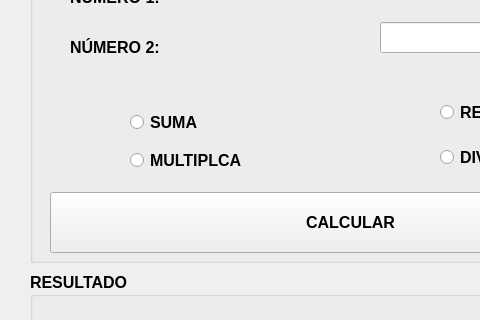
Jouu04/app-forms-componentes, file view/frmcalculadora.ui: the form before one commit; both pictures show x 0 to 480 and y 138 to 458 of the 714 by 600 pixel window.
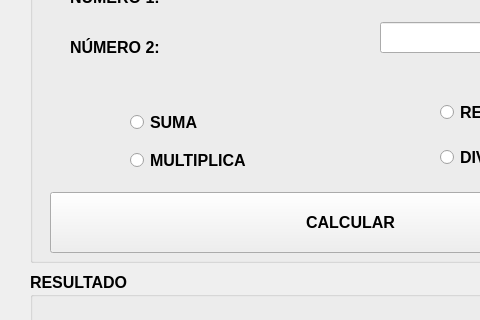
The form after the commit.

Diff of the .ui file:
```diff
--- a/view/frmcalculadora.ui
+++ b/view/frmcalculadora.ui
@@ -14,7 +14,7 @@
    <string>MainWindow</string>
   </property>
   <widget class="QWidget" name="centralwidget">
-   <widget class="QGroupBox" name="rbmultiplica">
+   <widget class="QGroupBox" name="aaaaa">
     <property name="geometry">
      <rect>
       <x>30</x>
@@ -101,7 +101,7 @@
       <string>RESTA</string>
      </property>
     </widget>
-    <widget class="QRadioButton" name="radioButton_3">
+    <widget class="QRadioButton" name="rbmultiplica">
      <property name="geometry">
       <rect>
        <x>100</x>
@@ -111,7 +111,7 @@
       </rect>
      </property>
      <property name="text">
-      <string>MULTIPLCA</string>
+      <string>MULTIPLICA</string>
      </property>
     </widget>
     <widget class="QRadioButton" name="rbdivide">
```
